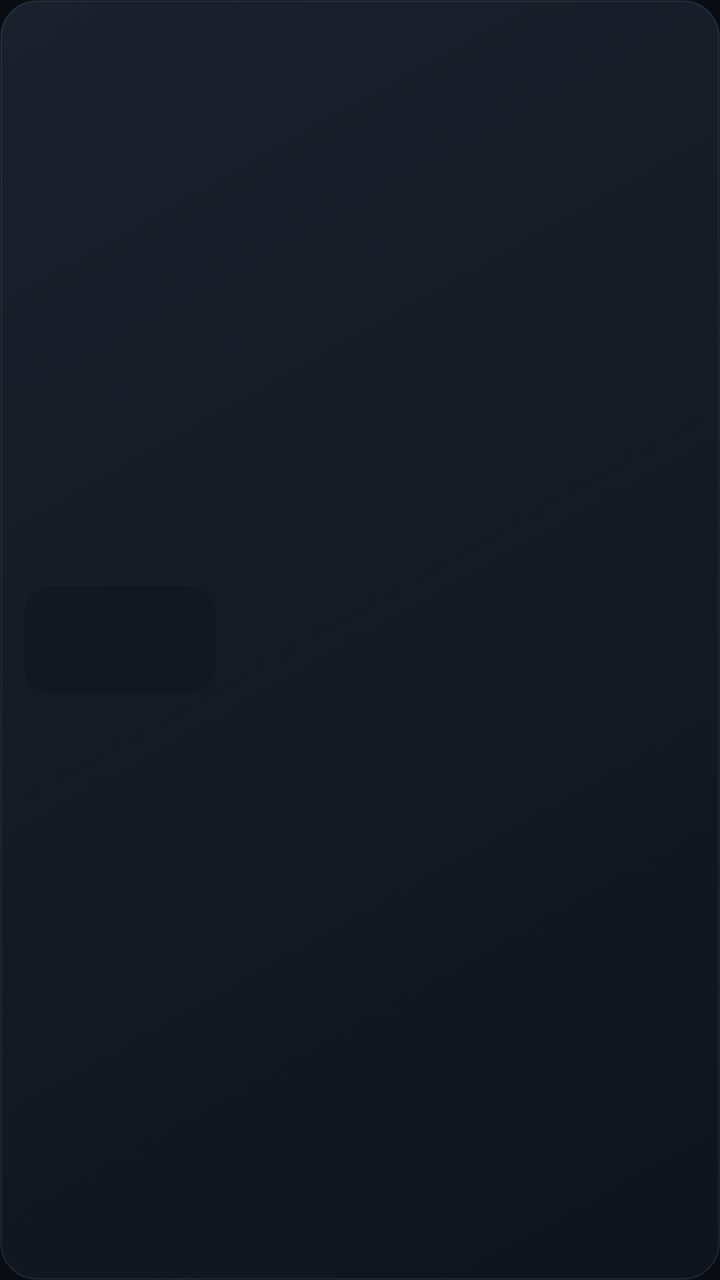
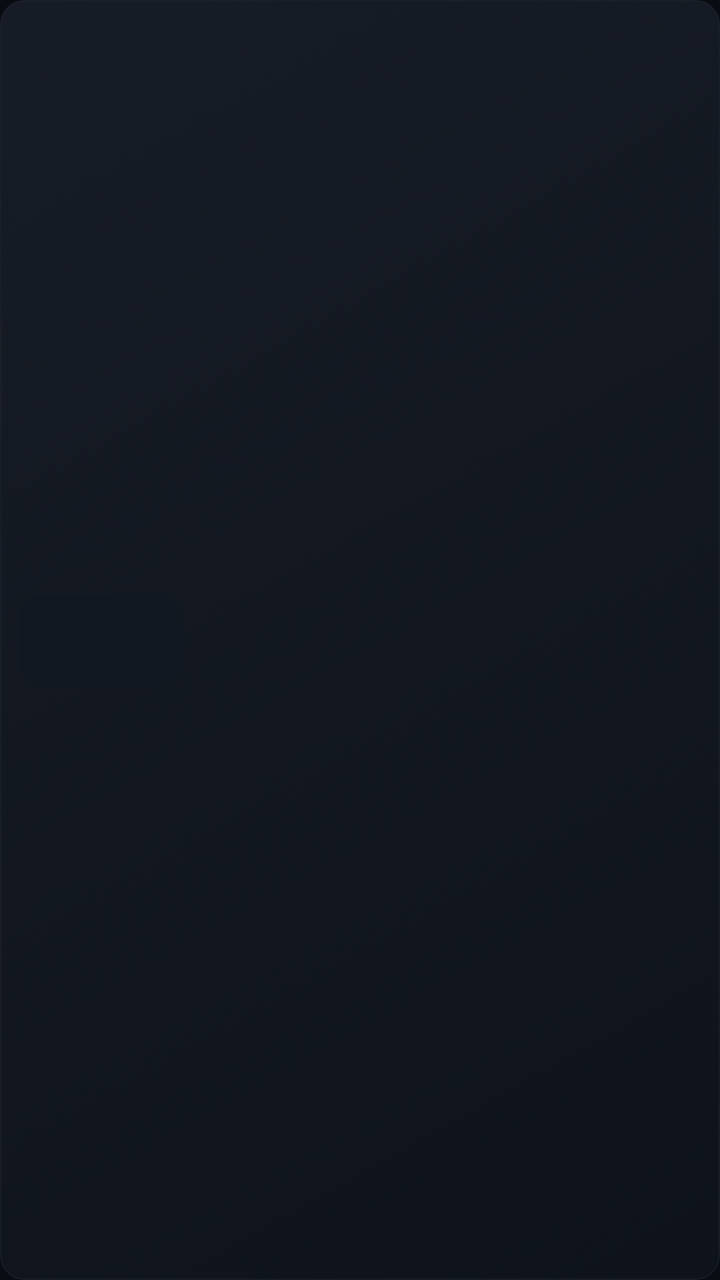

Before-and-after screenshots of an Android layout around one commit, followed by the original layout XML and the change that was made.
<!-- AndroidManifest.xml: application theme Theme.Pluxy -->
<!-- res/layout/item_episode.xml -->
<?xml version="1.0" encoding="utf-8"?>
<LinearLayout xmlns:android="http://schemas.android.com/apk/res/android"
    android:layout_width="match_parent"
    android:layout_height="wrap_content"
    android:layout_marginTop="5dp"
    android:layout_marginBottom="5dp"
    android:background="@drawable/focus_card"
    android:clickable="true"
    android:focusable="true"
    android:gravity="center_vertical"
    android:orientation="horizontal"
    android:padding="12dp"
    android:stateListAnimator="@animator/focus_lift_btn">

    <ImageView
        android:id="@+id/epThumbnail"
        android:layout_width="96dp"
        android:layout_height="54dp"
        android:background="@drawable/poster_rounded"
        android:clipToOutline="true"
        android:contentDescription="@null"
        android:importantForAccessibility="no"
        android:scaleType="centerCrop" />

    <LinearLayout
        android:layout_width="0dp"
        android:layout_height="wrap_content"
        android:layout_marginStart="12dp"
        android:layout_weight="1"
        android:orientation="vertical">

        <TextView
            android:id="@+id/epNum"
            android:layout_width="match_parent"
            android:layout_height="wrap_content"
            android:textColor="?attr/pluxyAccent"
            android:textSize="13sp"
            android:textStyle="bold" />

        <TextView
            android:id="@+id/epTitle"
            android:layout_width="match_parent"
            android:layout_height="wrap_content"
            android:layout_marginTop="3dp"
            android:ellipsize="end"
            android:maxLines="3"
            android:textColor="?attr/pluxyTextPrimary"
            android:textSize="16sp"
            android:textStyle="bold" />

        <TextView
            android:id="@+id/epMeta"
            android:layout_width="match_parent"
            android:layout_height="wrap_content"
            android:layout_marginTop="6dp"
            android:textColor="?attr/pluxyTextSecondary"
            android:textSize="13sp" />

        <TextView
            android:id="@+id/epWatched"
            android:layout_width="match_parent"
            android:layout_height="wrap_content"
            android:layout_marginTop="6dp"
            android:contentDescription="@string/description_episode_watched"
            android:text="@string/label_watched_upper"
            android:textColor="?attr/pluxySuccess"
            android:textSize="12sp"
            android:textStyle="bold"
            android:visibility="gone" />

        <ProgressBar
            android:id="@+id/epResume"
            style="?android:attr/progressBarStyleHorizontal"
            android:layout_width="match_parent"
            android:layout_height="4dp"
            android:layout_marginTop="8dp"
            android:max="100"
            android:progressDrawable="@drawable/resume_progress"
            android:visibility="gone" />
    </LinearLayout>
</LinearLayout>
<!-- resources referenced by this layout -->
<resources>
  <!-- drawable focus_card (drawable) -->
  <?xml version="1.0" encoding="utf-8"?>
  <selector xmlns:android="http://schemas.android.com/apk/res/android">
      <item android:state_focused="true">
          <shape android:shape="rectangle">
              <gradient android:angle="315" android:startColor="?attr/pluxyGlassFocusTop" android:endColor="?attr/pluxyGlassFocusBottom" />
              <stroke android:width="2dp" android:color="?attr/pluxyBorderFocus" />
              <corners android:radius="@dimen/radius_lg" />
          </shape>
      </item>
      <item>
          <shape android:shape="rectangle">
              <gradient android:angle="315" android:startColor="?attr/pluxyGlassTop" android:endColor="?attr/pluxyGlassBottom" />
              <stroke android:width="1dp" android:color="?attr/pluxyBorderSubtle" />
              <corners android:radius="@dimen/radius_lg" />
          </shape>
      </item>
  </selector>
  <!-- drawable poster_rounded (drawable) -->
  <?xml version="1.0" encoding="utf-8"?>
  <shape xmlns:android="http://schemas.android.com/apk/res/android" android:shape="rectangle">
      <solid android:color="?attr/pluxyBgElev" />
      <corners android:radius="@dimen/radius_md" />
  </shape>
  <!-- drawable resume_progress (drawable) -->
  <?xml version="1.0" encoding="utf-8"?>
  <layer-list xmlns:android="http://schemas.android.com/apk/res/android">
      <item android:id="@android:id/background">
          <shape android:shape="rectangle">
              <solid android:color="#80000000" />
              <corners android:radius="2dp" />
          </shape>
      </item>
      <item android:id="@android:id/progress">
          <clip>
              <shape android:shape="rectangle">
                  <solid android:color="?attr/pluxyAccent" />
                  <corners android:radius="2dp" />
              </shape>
          </clip>
      </item>
  </layer-list>
  <string name="description_episode_watched">Épisode vu</string>
  <string name="label_watched_upper">VU</string>
  <dimen name="radius_lg">18dp</dimen>
  <dimen name="radius_md">14dp</dimen>
  <color name="bg">#090C12</color>
  <color name="bg_elev">#121821</color>
  <color name="surface">#D1121821</color>
  <color name="surface_variant">#D11A212C</color>
  <color name="surface_focus">#EB303744</color>
  <color name="glass_top">#DE1C2430</color>
  <color name="glass_bottom">#D010151E</color>
  <color name="glass_focus_top">#EB303744</color>
  <color name="glass_focus_bottom">#E21C232F</color>
  <color name="glass_glint">#32EDF2FA</color>
  <color name="glass_glint_trans">#00EDF2FA</color>
  <color name="ambient_coral">#20F6AD84</color>
  <color name="ambient_coral_trans">#00F6AD84</color>
  <color name="ambient_rose">#14DE7893</color>
  <color name="ambient_rose_trans">#00DE7893</color>
  <color name="glow_edge">#36F6AD84</color>
  <color name="accent">#F6AD84</color>
  <color name="accent_bright">#FFD1B3</color>
  <color name="accent_dim">#CC896B</color>
  <color name="info">#91B0C4</color>
  <color name="success">#8ACDAE</color>
  <color name="text_primary">#F2F3F7</color>
  <color name="text_secondary">#ADB4C3</color>
  <color name="text_tertiary">#818B9E</color>
  <color name="text_on_accent">#24170F</color>
  <color name="border">#2A9DAEC5</color>
  <color name="border_subtle">#1C9DAEC5</color>
  <color name="border_focus">#FFD1B3</color>
  <color name="scrim_strong">#D0090C12</color>
  <color name="bg_trans">#00090C12</color>
  <color name="bg_full">#FF090C12</color>
  <color name="player_unplayed">#6677859B</color>
  <color name="player_buffered">#B3AFBACD</color>
  <!-- unchanged entries left out for length: 1 -->
</resources>

<!-- the commit's change to res/layout/item_episode.xml (unified diff, before → after) -->
@@ -9,13 +9,13 @@
     android:focusable="true"
     android:gravity="center_vertical"
     android:orientation="horizontal"
-    android:padding="12dp"
+    android:padding="10dp"
     android:stateListAnimator="@animator/focus_lift_btn">
 
     <ImageView
         android:id="@+id/epThumbnail"
-        android:layout_width="96dp"
-        android:layout_height="54dp"
+        android:layout_width="80dp"
+        android:layout_height="45dp"
         android:background="@drawable/poster_rounded"
         android:clipToOutline="true"
         android:contentDescription="@null"
@@ -25,7 +25,7 @@
     <LinearLayout
         android:layout_width="0dp"
         android:layout_height="wrap_content"
-        android:layout_marginStart="12dp"
+        android:layout_marginStart="10dp"
         android:layout_weight="1"
         android:orientation="vertical">
 
@@ -43,16 +43,16 @@
             android:layout_height="wrap_content"
             android:layout_marginTop="3dp"
             android:ellipsize="end"
-            android:maxLines="3"
+            android:maxLines="2"
             android:textColor="?attr/pluxyTextPrimary"
-            android:textSize="16sp"
-            android:textStyle="bold" />
+            android:textSize="15sp"
+            android:fontFamily="sans-serif-medium" />
 
         <TextView
             android:id="@+id/epMeta"
             android:layout_width="match_parent"
             android:layout_height="wrap_content"
-            android:layout_marginTop="6dp"
+            android:layout_marginTop="4dp"
             android:textColor="?attr/pluxyTextSecondary"
             android:textSize="13sp" />
 
@@ -60,7 +60,7 @@
             android:id="@+id/epWatched"
             android:layout_width="match_parent"
             android:layout_height="wrap_content"
-            android:layout_marginTop="6dp"
+            android:layout_marginTop="4dp"
             android:contentDescription="@string/description_episode_watched"
             android:text="@string/label_watched_upper"
             android:textColor="?attr/pluxySuccess"
<!-- resource entries referenced after the edit -->
@@ -13,7 +13,7 @@
       <item>
           <shape android:shape="rectangle">
               <gradient android:angle="315" android:startColor="?attr/pluxyGlassTop" android:endColor="?attr/pluxyGlassBottom" />
-              <stroke android:width="1dp" android:color="?attr/pluxyBorderSubtle" />
+              <stroke android:width="0.5dp" android:color="?attr/pluxyBorderSubtle" />
               <corners android:radius="@dimen/radius_lg" />
           </shape>
       </item>
@@ -44,24 +44,24 @@
   </layer-list>
   <string name="description_episode_watched">Épisode vu</string>
   <string name="label_watched_upper">VU</string>
-  <dimen name="radius_lg">18dp</dimen>
-  <dimen name="radius_md">14dp</dimen>
+  <dimen name="radius_lg">12dp</dimen>
+  <dimen name="radius_md">10dp</dimen>
   <color name="bg">#090C12</color>
   <color name="bg_elev">#121821</color>
   <color name="surface">#D1121821</color>
   <color name="surface_variant">#D11A212C</color>
-  <color name="surface_focus">#EB303744</color>
-  <color name="glass_top">#DE1C2430</color>
-  <color name="glass_bottom">#D010151E</color>
-  <color name="glass_focus_top">#EB303744</color>
+  <color name="surface_focus">#DD2C3340</color>
+  <color name="glass_top">#C91A202B</color>
+  <color name="glass_bottom">#BC10151E</color>
+  <color name="glass_focus_top">#DD2C3340</color>
   <color name="glass_focus_bottom">#E21C232F</color>
-  <color name="glass_glint">#32EDF2FA</color>
+  <color name="glass_glint">#1CEDF2FA</color>
   <color name="glass_glint_trans">#00EDF2FA</color>
-  <color name="ambient_coral">#20F6AD84</color>
+  <color name="ambient_coral">#0AF6AD84</color>
   <color name="ambient_coral_trans">#00F6AD84</color>
-  <color name="ambient_rose">#14DE7893</color>
+  <color name="ambient_rose">#06DE7893</color>
   <color name="ambient_rose_trans">#00DE7893</color>
-  <color name="glow_edge">#36F6AD84</color>
+  <color name="glow_edge">#24F6AD84</color>
   <color name="accent">#F6AD84</color>
   <color name="accent_bright">#FFD1B3</color>
   <color name="accent_dim">#CC896B</color>
@@ -71,8 +71,8 @@
   <color name="text_secondary">#ADB4C3</color>
   <color name="text_tertiary">#818B9E</color>
   <color name="text_on_accent">#24170F</color>
-  <color name="border">#2A9DAEC5</color>
-  <color name="border_subtle">#1C9DAEC5</color>
+  <color name="border">#209DAEC5</color>
+  <color name="border_subtle">#149DAEC5</color>
   <color name="border_focus">#FFD1B3</color>
   <color name="scrim_strong">#D0090C12</color>
   <color name="bg_trans">#00090C12</color>
